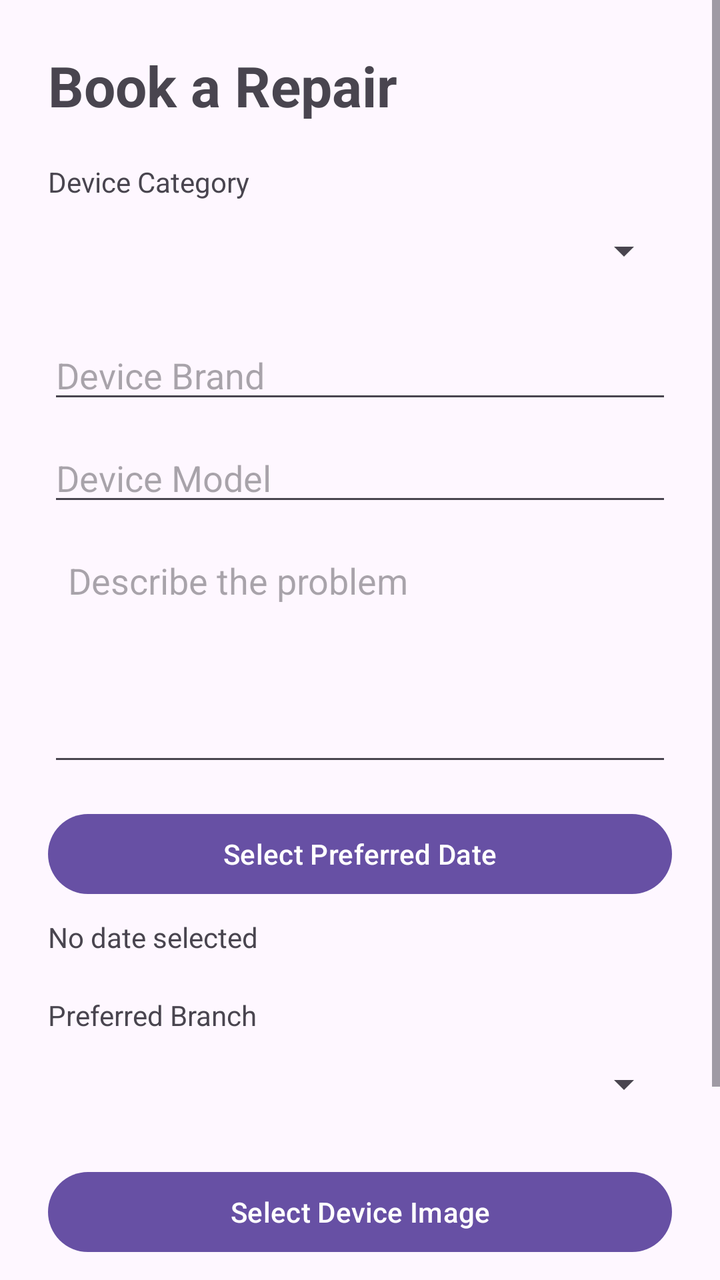
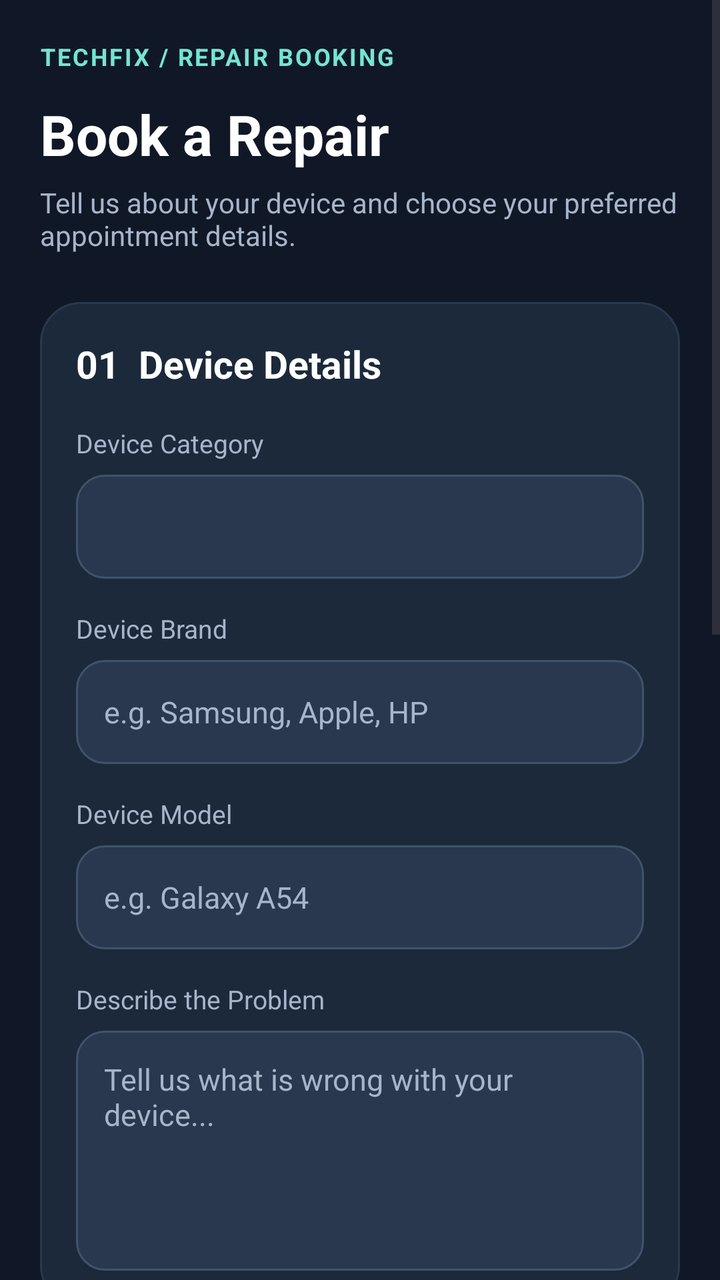

Screens rendered from an Android XML layout before and after an edit, with the pre-edit source and the edit as a unified diff.
<!-- AndroidManifest.xml: application theme Theme.Techfix -->
<!-- res/layout/activity_book_repair.xml -->
<?xml version="1.0" encoding="utf-8"?>
<ScrollView
    xmlns:android="http://schemas.android.com/apk/res/android"
    android:layout_width="match_parent"
    android:layout_height="match_parent">

    <LinearLayout
        android:layout_width="match_parent"
        android:layout_height="wrap_content"
        android:orientation="vertical"
        android:padding="24dp">

        <TextView
            android:layout_width="wrap_content"
            android:layout_height="wrap_content"
            android:text="Book a Repair"
            android:textSize="28sp"
            android:textStyle="bold" />

        <TextView
            android:layout_width="wrap_content"
            android:layout_height="wrap_content"
            android:layout_marginTop="20dp"
            android:text="Device Category" />

        <Spinner
            android:id="@+id/spCategory"
            android:layout_width="match_parent"
            android:layout_height="50dp" />

        <EditText
            android:id="@+id/editBrand"
            android:layout_width="match_parent"
            android:layout_height="wrap_content"
            android:layout_marginTop="15dp"
            android:hint="Device Brand" />

        <EditText
            android:id="@+id/editModel"
            android:layout_width="match_parent"
            android:layout_height="wrap_content"
            android:layout_marginTop="10dp"
            android:hint="Device Model" />

        <EditText
            android:id="@+id/editProblem"
            android:layout_width="match_parent"
            android:layout_height="120dp"
            android:layout_marginTop="10dp"
            android:gravity="top"
            android:hint="Describe the problem"
            android:inputType="textMultiLine"
            android:padding="10dp" />

        <Button
            android:id="@+id/btnSelectDate"
            android:layout_width="match_parent"
            android:layout_height="wrap_content"
            android:layout_marginTop="15dp"
            android:text="Select Preferred Date" />

        <TextView
            android:id="@+id/txtDate"
            android:layout_width="wrap_content"
            android:layout_height="wrap_content"
            android:layout_marginTop="8dp"
            android:text="No date selected" />

        <TextView
            android:layout_width="wrap_content"
            android:layout_height="wrap_content"
            android:layout_marginTop="20dp"
            android:text="Preferred Branch" />

        <Spinner
            android:id="@+id/spBranch"
            android:layout_width="match_parent"
            android:layout_height="50dp" />

        <Button
            android:id="@+id/btnSelectImage"
            android:layout_width="match_parent"
            android:layout_height="wrap_content"
            android:layout_marginTop="15dp"
            android:text="Select Device Image" />

        <TextView
            android:id="@+id/txtImage"
            android:layout_width="wrap_content"
            android:layout_height="wrap_content"
            android:layout_marginTop="8dp"
            android:text="No image selected" />

        <Button
            android:id="@+id/btnSubmitRepair"
            android:layout_width="match_parent"
            android:layout_height="wrap_content"
            android:layout_marginTop="25dp"
            android:text="Submit Repair Request" />

    </LinearLayout>

</ScrollView>
<!-- resources referenced by this layout -->
<resources>
  <style name="Theme.Techfix" parent="Base.Theme.Techfix" />
  <style name="Base.Theme.Techfix" parent="Theme.Material3.DayNight.NoActionBar">
          
          
      </style>
</resources>

<!-- the commit's change to res/layout/activity_book_repair.xml (unified diff, before → after) -->
@@ -2,101 +2,284 @@
 <ScrollView
     xmlns:android="http://schemas.android.com/apk/res/android"
     android:layout_width="match_parent"
-    android:layout_height="match_parent">
+    android:layout_height="match_parent"
+    android:background="@color/tech_background"
+    android:fillViewport="true">
 
     <LinearLayout
         android:layout_width="match_parent"
         android:layout_height="wrap_content"
         android:orientation="vertical"
-        android:padding="24dp">
-
-        <TextView
-            android:layout_width="wrap_content"
-            android:layout_height="wrap_content"
+        android:padding="20dp">
+
+        
+
+        <TextView
+            android:layout_width="match_parent"
+            android:layout_height="wrap_content"
+            android:text="TECHFIX / REPAIR BOOKING"
+            android:textColor="@color/tech_teal"
+            android:textSize="12sp"
+            android:textStyle="bold"
+            android:letterSpacing="0.08" />
+
+        <TextView
+            android:layout_width="match_parent"
+            android:layout_height="wrap_content"
+            android:layout_marginTop="12dp"
             android:text="Book a Repair"
+            android:textColor="@color/tech_text"
             android:textSize="28sp"
             android:textStyle="bold" />
 
         <TextView
-            android:layout_width="wrap_content"
-            android:layout_height="wrap_content"
-            android:layout_marginTop="20dp"
-            android:text="Device Category" />
-
-        <Spinner
-            android:id="@+id/spCategory"
-            android:layout_width="match_parent"
-            android:layout_height="50dp" />
-
-        <EditText
-            android:id="@+id/editBrand"
-            android:layout_width="match_parent"
-            android:layout_height="wrap_content"
-            android:layout_marginTop="15dp"
-            android:hint="Device Brand" />
-
-        <EditText
-            android:id="@+id/editModel"
-            android:layout_width="match_parent"
-            android:layout_height="wrap_content"
-            android:layout_marginTop="10dp"
-            android:hint="Device Model" />
-
-        <EditText
-            android:id="@+id/editProblem"
-            android:layout_width="match_parent"
-            android:layout_height="120dp"
-            android:layout_marginTop="10dp"
-            android:gravity="top"
-            android:hint="Describe the problem"
-            android:inputType="textMultiLine"
-            android:padding="10dp" />
-
-        <Button
-            android:id="@+id/btnSelectDate"
-            android:layout_width="match_parent"
-            android:layout_height="wrap_content"
-            android:layout_marginTop="15dp"
-            android:text="Select Preferred Date" />
-
-        <TextView
-            android:id="@+id/txtDate"
-            android:layout_width="wrap_content"
-            android:layout_height="wrap_content"
-            android:layout_marginTop="8dp"
-            android:text="No date selected" />
-
-        <TextView
-            android:layout_width="wrap_content"
-            android:layout_height="wrap_content"
-            android:layout_marginTop="20dp"
-            android:text="Preferred Branch" />
-
-        <Spinner
-            android:id="@+id/spBranch"
-            android:layout_width="match_parent"
-            android:layout_height="50dp" />
-
-        <Button
-            android:id="@+id/btnSelectImage"
-            android:layout_width="match_parent"
-            android:layout_height="wrap_content"
-            android:layout_marginTop="15dp"
-            android:text="Select Device Image" />
-
-        <TextView
-            android:id="@+id/txtImage"
-            android:layout_width="wrap_content"
-            android:layout_height="wrap_content"
-            android:layout_marginTop="8dp"
-            android:text="No image selected" />
+            android:layout_width="match_parent"
+            android:layout_height="wrap_content"
+            android:layout_marginTop="6dp"
+            android:text="Tell us about your device and choose your preferred appointment details."
+            android:textColor="@color/tech_text_secondary"
+            android:textSize="14sp" />
+
+        
+
+        <LinearLayout
+            android:layout_width="match_parent"
+            android:layout_height="wrap_content"
+            android:layout_marginTop="24dp"
+            android:background="@drawable/bg_tech_card"
+            android:orientation="vertical"
+            android:padding="18dp">
+
+            <TextView
+                android:layout_width="match_parent"
+                android:layout_height="wrap_content"
+                android:text="01  Device Details"
+                android:textColor="@color/tech_text"
+                android:textSize="19sp"
+                android:textStyle="bold" />
+
+            <TextView
+                android:layout_width="match_parent"
+                android:layout_height="wrap_content"
+                android:layout_marginTop="18dp"
+                android:text="Device Category"
+                android:textColor="@color/tech_text_secondary"
+                android:textSize="13sp" />
+
+            <Spinner
+                android:id="@+id/spCategory"
+                android:layout_width="match_parent"
+                android:layout_height="52dp"
+                android:layout_marginTop="7dp"
+                android:background="@drawable/bg_tech_input"
+                android:paddingStart="14dp"
+                android:paddingEnd="14dp" />
+
+            <TextView
+                android:layout_width="match_parent"
+                android:layout_height="wrap_content"
+                android:layout_marginTop="16dp"
+                android:text="Device Brand"
+                android:textColor="@color/tech_text_secondary"
+                android:textSize="13sp" />
+
+            <EditText
+                android:id="@+id/editBrand"
+                android:layout_width="match_parent"
+                android:layout_height="52dp"
+                android:layout_marginTop="7dp"
+                android:background="@drawable/bg_tech_input"
+                android:hint="e.g. Samsung, Apple, HP"
+                android:inputType="textCapWords"
+                android:paddingStart="14dp"
+                android:paddingEnd="14dp"
+                android:singleLine="true"
+                android:textColor="@color/tech_text"
+                android:textColorHint="@color/tech_text_secondary"
+                android:textSize="15sp" />
+
+            <TextView
+                android:layout_width="match_parent"
+                android:layout_height="wrap_content"
+                android:layout_marginTop="16dp"
+                android:text="Device Model"
+                android:textColor="@color/tech_text_secondary"
+                android:textSize="13sp" />
+
+            <EditText
+                android:id="@+id/editModel"
+                android:layout_width="match_parent"
+                android:layout_height="52dp"
+                android:layout_marginTop="7dp"
+                android:background="@drawable/bg_tech_input"
+                android:hint="e.g. Galaxy A54"
+                android:inputType="textCapWords"
+                android:paddingStart="14dp"
+                android:paddingEnd="14dp"
+                android:singleLine="true"
+                android:textColor="@color/tech_text"
+                android:textColorHint="@color/tech_text_secondary"
+                android:textSize="15sp" />
+
+            <TextView
+                android:layout_width="match_parent"
+                android:layout_height="wrap_content"
+                android:layout_marginTop="16dp"
+                android:text="Describe the Problem"
+                android:textColor="@color/tech_text_secondary"
+                android:textSize="13sp" />
+
+            <EditText
+                android:id="@+id/editProblem"
+                android:layout_width="match_parent"
+                android:layout_height="120dp"
+                android:layout_marginTop="7dp"
+                android:background="@drawable/bg_tech_input"
+                android:gravity="top"
+                android:hint="Tell us what is wrong with your device..."
+                android:inputType="textCapSentences|textMultiLine"
+                android:padding="14dp"
+                android:textColor="@color/tech_text"
+                android:textColorHint="@color/tech_text_secondary"
+                android:textSize="15sp" />
+
+        </LinearLayout>
+
+        
+
+        <LinearLayout
+            android:layout_width="match_parent"
+            android:layout_height="wrap_content"
+            android:layout_marginTop="16dp"
+            android:background="@drawable/bg_tech_card"
+            android:orientation="vertical"
+            android:padding="18dp">
+
+            <TextView
+                android:layout_width="match_parent"
+                android:layout_height="wrap_content"
+                android:text="02  Appointment Details"
+                android:textColor="@color/tech_text"
+                android:textSize="19sp"
+                android:textStyle="bold" />
+
+            <TextView
+                android:layout_width="match_parent"
+                android:layout_height="wrap_content"
+                android:layout_marginTop="18dp"
+                android:text="Preferred Date"
+                android:textColor="@color/tech_text_secondary"
+                android:textSize="13sp" />
+
+            <Button
+                android:id="@+id/btnSelectDate"
+                android:layout_width="match_parent"
+                android:layout_height="52dp"
+                android:layout_marginTop="7dp"
+                android:backgroundTint="@color/tech_teal"
+                android:text="Choose a Date"
+                android:textAllCaps="false"
+                android:textColor="@color/tech_background"
+                android:textStyle="bold" />
+
+            <TextView
+                android:id="@+id/txtDate"
+                android:layout_width="match_parent"
+                android:layout_height="wrap_content"
+                android:layout_marginTop="9dp"
+                android:text="No date selected"
+                android:textColor="@color/tech_text_secondary"
+                android:textSize="14sp" />
+
+            <TextView
+                android:layout_width="match_parent"
+                android:layout_height="wrap_content"
+                android:layout_marginTop="18dp"
+                android:text="Preferred Branch"
+                android:textColor="@color/tech_text_secondary"
+                android:textSize="13sp" />
+
+            <Spinner
+                android:id="@+id/spBranch"
+                android:layout_width="match_parent"
+                android:layout_height="52dp"
+                android:layout_marginTop="7dp"
+                android:background="@drawable/bg_tech_input"
+                android:paddingStart="14dp"
+                android:paddingEnd="14dp" />
+
+        </LinearLayout>
+
+        
+
+        <LinearLayout
+            android:layout_width="match_parent"
+            android:layout_height="wrap_content"
+            android:layout_marginTop="16dp"
+            android:background="@drawable/bg_tech_card"
+            android:orientation="vertical"
+            android:padding="18dp">
+
+            <TextView
+                android:layout_width="match_parent"
+                android:layout_height="wrap_content"
+                android:text="03  Device Image"
+                android:textColor="@color/tech_text"
+                android:textSize="19sp"
+                android:textStyle="bold" />
+
+            <TextView
+                android:layout_width="match_parent"
+                android:layout_height="wrap_content"
+                android:layout_marginTop="8dp"
+                android:text="Optional: select a photo showing your device or the issue."
+                android:textColor="@color/tech_text_secondary"
+                android:textSize="13sp" />
+
+            <Button
+                android:id="@+id/btnSelectImage"
+                android:layout_width="match_parent"
+                android:layout_height="52dp"
+                android:layout_marginTop="16dp"
+                android:backgroundTint="@color/tech_surface_light"
+                android:text="Select Device Image"
+                android:textAllCaps="false"
+                android:textColor="@color/tech_text"
+                android:textStyle="bold" />
+
+            <TextView
+                android:id="@+id/txtImage"
+                android:layout_width="match_parent"
+                android:layout_height="wrap_content"
+                android:layout_marginTop="9dp"
+                android:text="No image selected"
+                android:textColor="@color/tech_text_secondary"
+                android:textSize="14sp" />
+
+        </LinearLayout>
+
+        
 
         <Button
             android:id="@+id/btnSubmitRepair"
             android:layout_width="match_parent"
-            android:layout_height="wrap_content"
-            android:layout_marginTop="25dp"
-            android:text="Submit Repair Request" />
+            android:layout_height="56dp"
+            android:layout_marginTop="24dp"
+            android:backgroundTint="@color/tech_teal"
+            android:text="Submit Repair Request  →"
+            android:textAllCaps="false"
+            android:textColor="@color/tech_background"
+            android:textSize="16sp"
+            android:textStyle="bold" />
+
+        <TextView
+            android:layout_width="match_parent"
+            android:layout_height="wrap_content"
+            android:layout_marginTop="12dp"
+            android:gravity="center"
+            android:text="Your appointment will be submitted to TechFix."
+            android:textColor="@color/tech_text_secondary"
+            android:textSize="12sp" />
 
     </LinearLayout>
 
<!-- resource entries referenced after the edit -->
@@ -1,6 +1,40 @@
 <!-- resources referenced by this layout -->
 <resources>
+  <color name="tech_background">#101827</color>
+  <color name="tech_surface_light">#29384E</color>
+  <color name="tech_teal">#74E5D1</color>
+  <color name="tech_text">#FFFFFF</color>
+  <color name="tech_text_secondary">#A7B4C9</color>
+  <!-- drawable bg_tech_card (drawable) -->
+  <?xml version="1.0" encoding="utf-8"?>
+  <shape xmlns:android="http://schemas.android.com/apk/res/android"
+      android:shape="rectangle">
+  
+      <solid android:color="@color/tech_surface" />
+  
+      <corners android:radius="20dp" />
+  
+      <stroke
+          android:width="1dp"
+          android:color="@color/tech_surface_light" />
+  
+  </shape>
+  <!-- drawable bg_tech_input (drawable) -->
+  <?xml version="1.0" encoding="utf-8"?>
+  <shape xmlns:android="http://schemas.android.com/apk/res/android"
+      android:shape="rectangle">
+  
+      <solid android:color="@color/tech_surface_light" />
+  
+      <corners android:radius="14dp" />
+  
+      <stroke
+          android:width="1dp"
+          android:color="#40536A" />
+  
+  </shape>
   <style name="Theme.Techfix" parent="Base.Theme.Techfix" />
+  <color name="tech_surface">#1C293B</color>
   <style name="Base.Theme.Techfix" parent="Theme.Material3.DayNight.NoActionBar">
           
           
